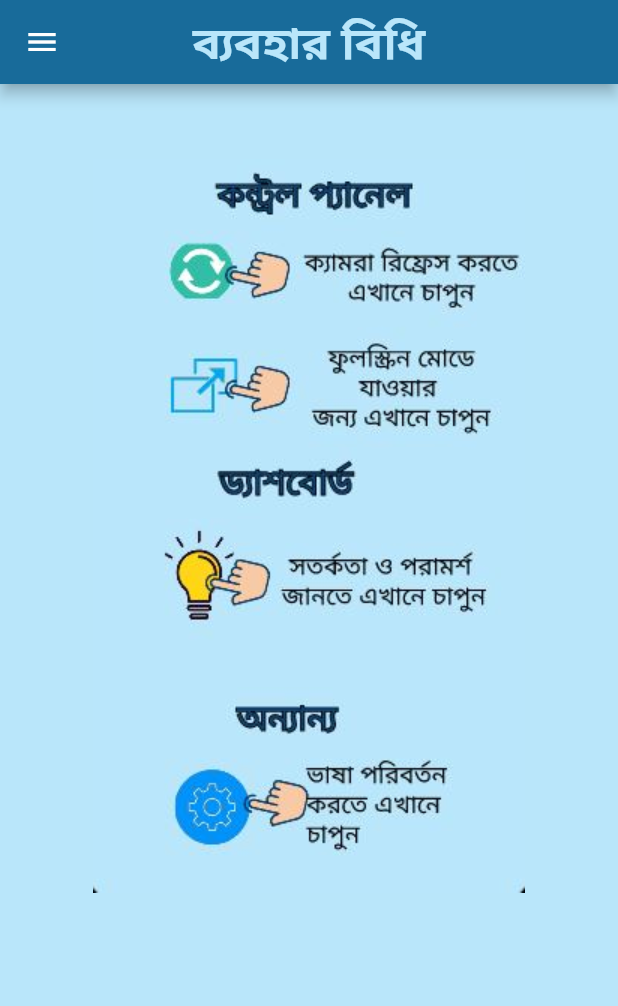
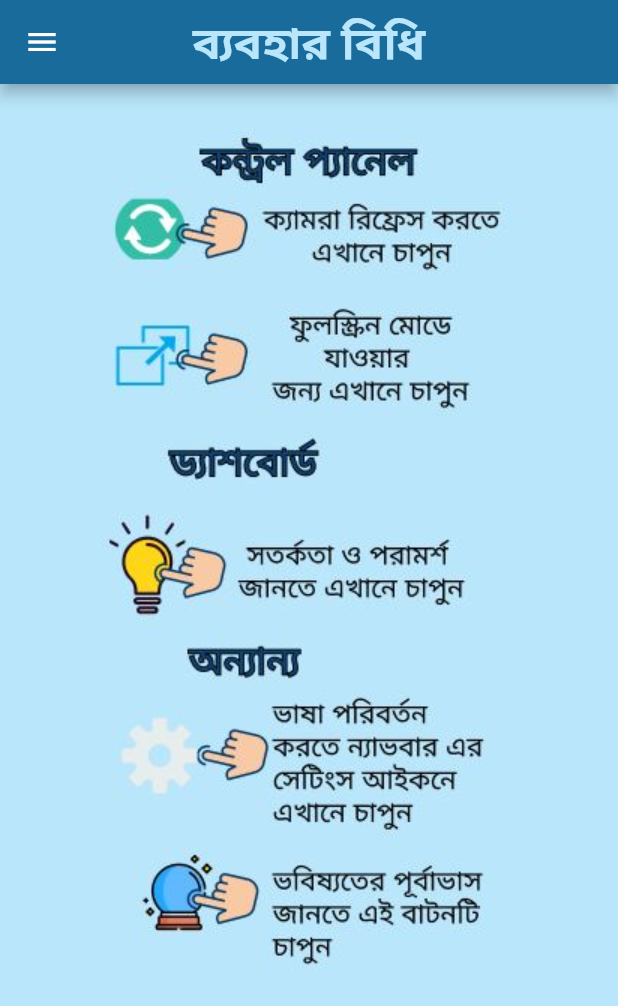
Before and after one commit to adibhossain/anchor_eye, a Flutter app: the manual2 screen opened by its route, on a phone screen of 412 x 824 dp. Shown: the top 1006 px of the screen. Run offline on Flutter 3.47's test engine with Material 2 defaults, Android fonts, the phone set to English and light mode, and no system bars; our stand-ins replace flutter_spinkit, sidebarx, syncfusion_flutter_charts.

Commit message:
manuals updated

```diff
--- a/lib/pages/manual1.dart
+++ b/lib/pages/manual1.dart
@@ -44,7 +44,9 @@ class _Manual1State extends State<Manual1> {
               //SizedBox(height: 60),
               SizedBox(height: 20),
               // SizedBox(height: 1),
-              Image.asset('assets/manual1.JPG'),
+              Image.asset('assets/m1.JPG'),
+              // height:150,
+              // width:100,
               // SizedBox(height: 0),
 
               // Container(
--- a/lib/pages/manual2.dart
+++ b/lib/pages/manual2.dart
@@ -34,8 +34,8 @@ class _manual2State extends State<manual2> {
             //crossAxisAlignment: CrossAxisAlignment.center,
             children: <Widget>[
               //SizedBox(height: 60),
-              SizedBox(height: 50),
-              Image.asset('assets/manual2.JPG'),
+              SizedBox(height: 30),
+              Image.asset('assets/m2.JPG'),
               // SizedBox(height: 0),
               Container(
                 child: Text(
```
Also changed, not shown: assets/m1.JPG (added), assets/m2.JPG (added).
